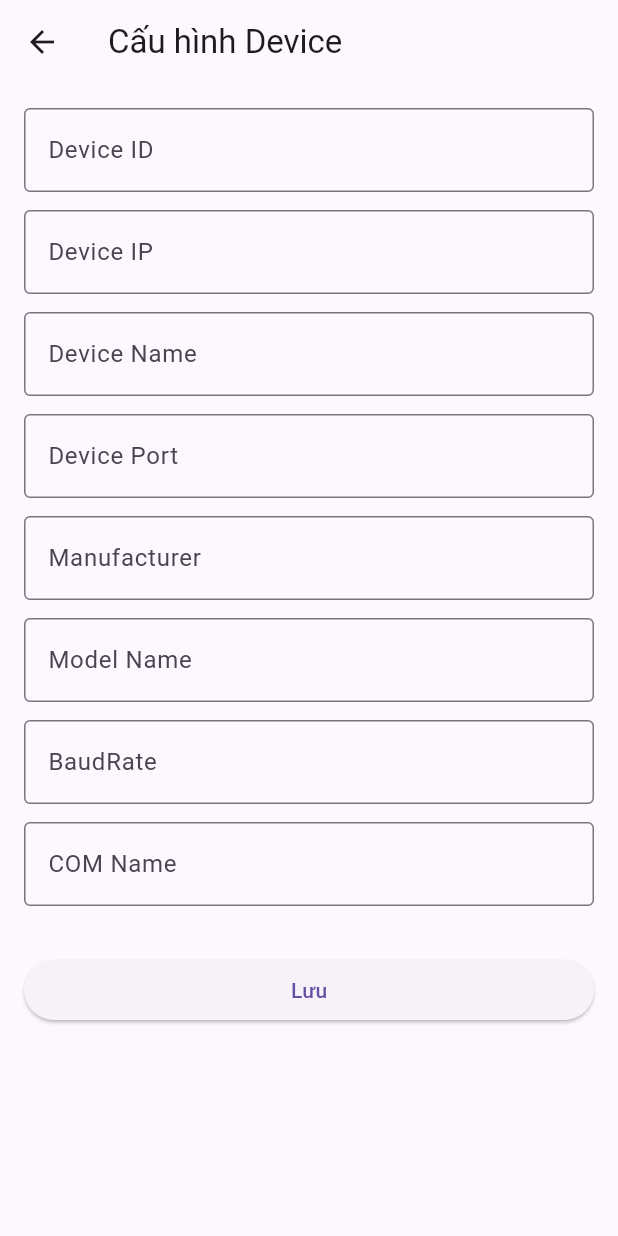
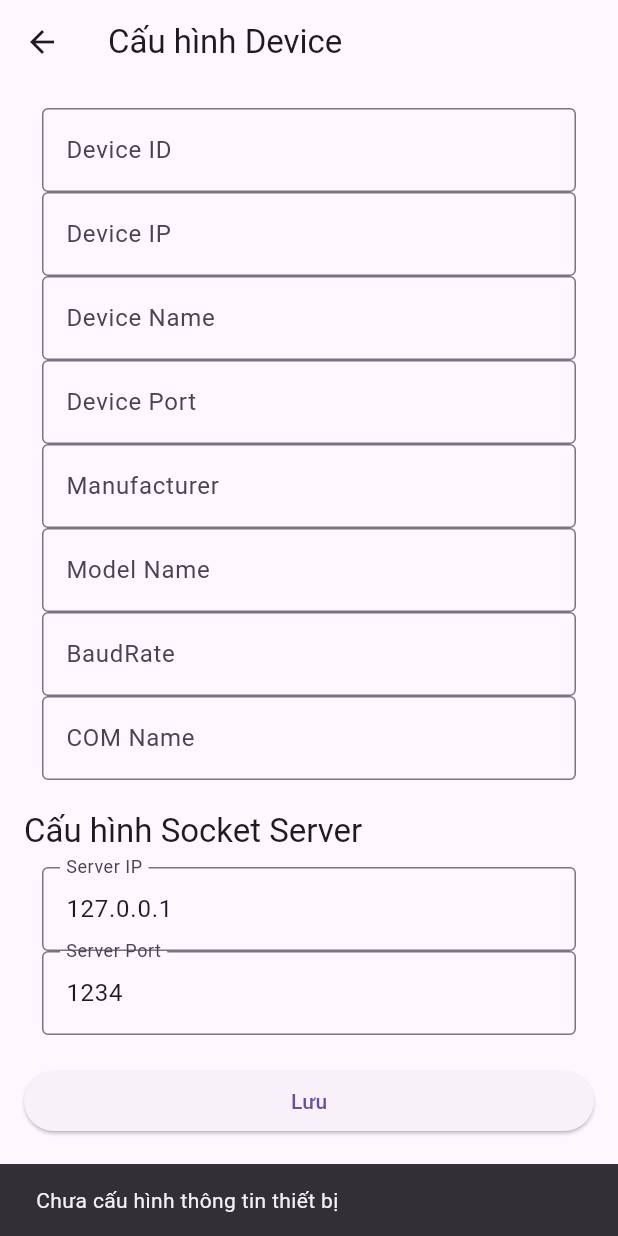
Before and after one commit to BuiTriThuc150602/CP_Server_Socket, a Flutter app: the DeviceConfigPage screen opened directly, on a phone screen of 412 x 824 dp. Run offline on Flutter 3.47's test engine with Material 3 defaults, Android fonts, the phone set to English and light mode, and no system bars.

Commit message:
add setting

```diff
--- /dev/null
+++ b/lib/models/socket_server_info.dart
@@ -0,0 +1,25 @@
+import 'dart:convert';
+
+class SocketServerInfo {
+  String serverIp;
+  String serverPort;
+
+  SocketServerInfo({
+    this.serverIp = '127.0.0.1', // Default IP
+    this.serverPort = '1234', // Default Port
+  });
+
+  factory SocketServerInfo.fromJson(Map<String, dynamic> json) {
+    return SocketServerInfo(
+      serverIp: json['serverIp'] ?? '127.0.0.1',
+      serverPort: json['serverPort'] ?? '1234',
+    );
+  }
+
+  Map<String, dynamic> toJson() {
+    return {
+      'serverIp': serverIp,
+      'serverPort': serverPort,
+    };
+  }
+}
--- a/lib/views/device_config_page.dart
+++ b/lib/views/device_config_page.dart
@@ -4,10 +4,12 @@ import 'dart:io';
 import 'package:flutter/material.dart';
 import 'package:path_provider/path_provider.dart';
 import 'package:socket_server/models/device_info.dart';
+import 'package:socket_server/models/socket_server_info.dart';
 
 class DeviceConfigPage extends StatefulWidget {
   final DeviceInfo? deviceInfo;
-  DeviceConfigPage({this.deviceInfo});
+  final SocketServerInfo? socketServerInfo;
+  DeviceConfigPage({this.deviceInfo, this.socketServerInfo});
 
   @override
   _DeviceConfigPageState createState() => _DeviceConfigPageState();
@@ -23,6 +25,8 @@ class _DeviceConfigPageState extends State<DeviceConfigPage> {
   late TextEditingController modelController;
   late TextEditingController baudRateController;
   late TextEditingController comNameController;
+  late TextEditingController serverIpController;
+  late TextEditingController serverPortController;
 
   @override
   void initState() {
@@ -36,6 +40,10 @@ class _DeviceConfigPageState extends State<DeviceConfigPage> {
     modelController = TextEditingController(text: d.modelName);
     baudRateController = TextEditingController(text: d.baudRate);
     comNameController = TextEditingController(text: d.comName);
+
+    final s = widget.socketServerInfo ?? SocketServerInfo();
+    serverIpController = TextEditingController(text: s.serverIp);
+    serverPortController = TextEditingController(text: s.serverPort);
   }
 
   @override
@@ -57,6 +65,11 @@ class _DeviceConfigPageState extends State<DeviceConfigPage> {
               _buildField("BaudRate", baudRateController),
               _buildField("COM Name", comNameController),
               SizedBox(height: 20),
+              Text("Cấu hình Socket Server", style: Theme.of(context).textTheme.titleLarge),
+              SizedBox(height: 10),
+              _buildField("Server IP", serverIpController, isRequired: true),
+              _buildField("Server Port", serverPortController, isRequired: true),
+              SizedBox(height: 20),
               ElevatedButton(
                 onPressed: () async {
                   if (_formKey.currentState!.validate()) {
@@ -71,7 +84,14 @@ class _DeviceConfigPageState extends State<DeviceConfigPage> {
                       comName: comNameController.text
                     );
                     await _saveDevice(device);
-                    Navigator.pop(context, device);
+
+                    final socketServer = SocketServerInfo(
+                      serverIp: serverIpController.text,
+                      serverPort: serverPortController.text,
+                    );
+                    await _saveSocketServerInfo(socketServer);
+
+                    Navigator.pop(context, device); // Only returning device for now, will need to adjust if both are returned
                   }
                 },
                 child: Text("Lưu"),
@@ -85,7 +105,7 @@ class _DeviceConfigPageState extends State<DeviceConfigPage> {
 
   Widget _buildField(String label, TextEditingController controller, {bool isRequired = false}) {
     return Padding(
-      padding: const EdgeInsets.only(bottom: 12),
+      padding: const EdgeInsets.symmetric(horizontal: 12),
       child: TextFormField(
         controller: controller,
         decoration: InputDecoration(
@@ -102,4 +122,9 @@ class _DeviceConfigPageState extends State<DeviceConfigPage> {
     final file = File("${dir.path}/device.json");
     await file.writeAsString(jsonEncode(device.toJson()));
   }
+  Future<void> _saveSocketServerInfo(SocketServerInfo socketServer) async {
+    final dir = await getApplicationDocumentsDirectory();
+    final file = File("${dir.path}/socket_server.json");
+    await file.writeAsString(jsonEncode(socketServer.toJson()));
+  }
 }
```
Also changed, not shown: lib/main.dart (+74 -180 lines), pubspec.lock.
